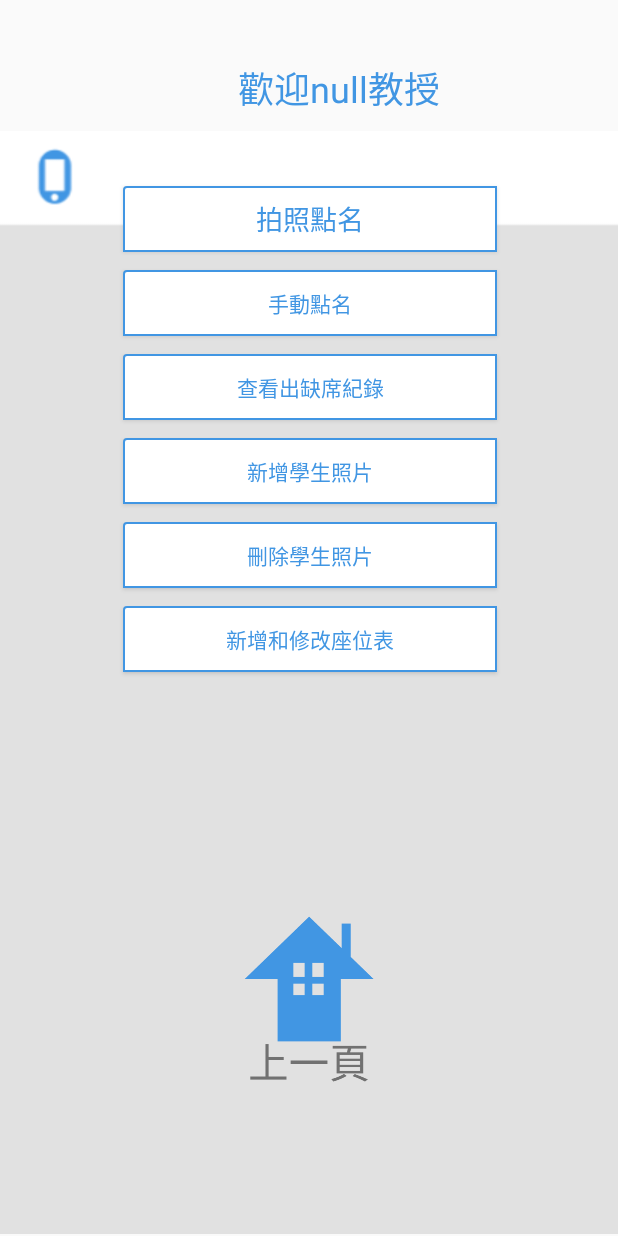
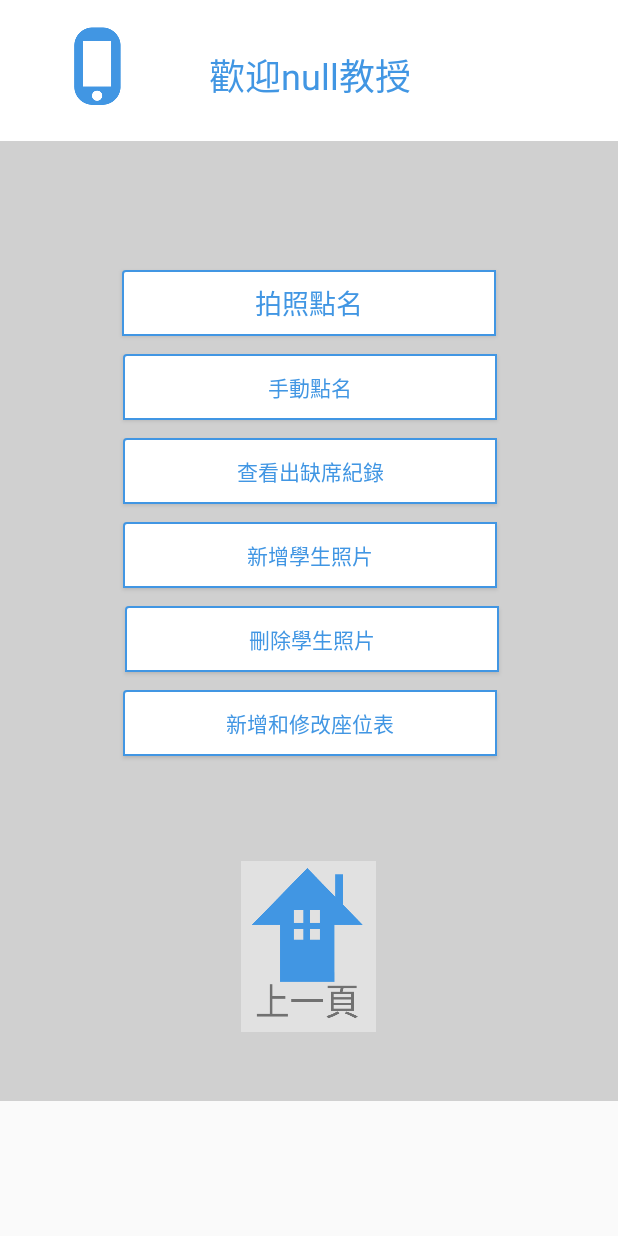
Before and after one commit to kevin77688/Face_recognition, an Android app: the teacher_operation screen opened directly, with no data from a screen before it, on a phone screen of 412 x 824 dp. Run offline under Robolectric (Android 15) with nearby library versions, the phone set to English and light mode, and no system bars.

Commit message:
修正老師操作介面

```diff
--- a/project_app/app/src/main/java/com/example/myapplication/Retrofit/RetrofitClient.java
+++ b/project_app/app/src/main/java/com/example/myapplication/Retrofit/RetrofitClient.java
@@ -11,7 +11,7 @@ public class RetrofitClient {
     public static Retrofit getInstance() {
         if (instance == null)
             instance = new Retrofit.Builder()
-                    .baseUrl("http://10.0.2.2:3000/")
+                    .baseUrl("http://192.168.0.105:3000/")
                     .addConverterFactory(ScalarsConverterFactory.create())
                     .addCallAdapterFactory(RxJava2CallAdapterFactory.create())
                     .build();
--- a/project_app/app/src/main/java/com/example/myapplication/teacher_operation.java
+++ b/project_app/app/src/main/java/com/example/myapplication/teacher_operation.java
@@ -15,7 +15,7 @@ public class teacher_operation extends AppCompatActivity {
         GlobalVariable userdata = (GlobalVariable)getApplicationContext();
         teacher_name = userdata.getName();
         TextView textView_show_teacher_name = (TextView)findViewById(R.id.textView_show_teacher_name);
-        textView_show_teacher_name.setText("歡迎" + teacher_name + "教授");
+        textView_show_teacher_name.setText("\n歡迎" + teacher_name + "教授");
     }
 
     public void onclick(View v) {
--- a/project_app/app/src/main/res/layout/activity_teacher_operation.xml
+++ b/project_app/app/src/main/res/layout/activity_teacher_operation.xml
@@ -6,45 +6,45 @@
     android:layout_height="match_parent"
     tools:context=".teacher_operation">
 
-    <ImageView
-        android:id="@+id/imageView4"
-        android:layout_width="wrap_content"
-        android:layout_height="wrap_content"
+    <TextView
+        android:id="@+id/background_all"
+        android:layout_width="417dp"
+        android:layout_height="734dp"
+        android:background="#C4C4C4C4"
         app:layout_constraintBottom_toBottomOf="parent"
         app:layout_constraintEnd_toEndOf="parent"
-        app:layout_constraintHorizontal_bias="0.0"
+        app:layout_constraintHorizontal_bias="0.166"
         app:layout_constraintStart_toStartOf="parent"
         app:layout_constraintTop_toTopOf="parent"
-        app:layout_constraintVertical_bias="1.0"
-        app:srcCompat="@drawable/teacher_operation" />
+        app:layout_constraintVertical_bias="0.0" />
 
     <TextView
         android:id="@+id/textView_show_teacher_name"
-        android:layout_width="249dp"
-        android:layout_height="35dp"
-        android:layout_marginTop="20dp"
+        android:layout_width="420dp"
+        android:layout_height="94dp"
+        android:background="#FFFFFF"
+        android:text="999999"
         android:textAlignment="center"
         android:textColor="#4196E3"
         android:textSize="24sp"
-        app:layout_constraintBottom_toBottomOf="@+id/imageView4"
+        app:layout_constraintBottom_toTopOf="@+id/button_take_photo_auto"
         app:layout_constraintEnd_toEndOf="parent"
-        app:layout_constraintHorizontal_bias="0.621"
-        app:layout_constraintStart_toStartOf="@+id/imageView4"
+        app:layout_constraintHorizontal_bias="0.555"
+        app:layout_constraintStart_toStartOf="parent"
         app:layout_constraintTop_toTopOf="parent"
-        app:layout_constraintVertical_bias="0.027" />
+        app:layout_constraintVertical_bias="0.0" />
 
     <Button
         android:id="@+id/button_take_photo_auto"
         android:layout_width="249dp"
         android:layout_height="44dp"
-        android:layout_marginTop="124dp"
+        android:layout_marginTop="180dp"
         android:background="@drawable/button_white"
         android:onClick="onclick"
         android:text="拍照點名"
         android:textColor="#4196E3"
         android:textSize="18sp"
         app:layout_constraintEnd_toEndOf="parent"
-        app:layout_constraintHorizontal_bias="0.504"
         app:layout_constraintStart_toStartOf="parent"
         app:layout_constraintTop_toTopOf="parent" />
 
@@ -99,9 +99,8 @@
         android:onClick="onclick"
         android:text="刪除學生照片"
         android:textColor="#4196E3"
-        app:layout_constraintEnd_toEndOf="@+id/imageView4"
-        app:layout_constraintHorizontal_bias="0.504"
-        app:layout_constraintStart_toStartOf="@+id/imageView4"
+        app:layout_constraintEnd_toEndOf="@+id/background_all"
+        app:layout_constraintStart_toStartOf="@+id/background_all"
         app:layout_constraintTop_toBottomOf="@+id/button_add_student_photo" />
 
     <Button
@@ -122,12 +121,26 @@
         android:id="@+id/button_mask_mode"
         android:layout_width="90dp"
         android:layout_height="114dp"
-        android:background="@drawable/grayreturn_back"
+        android:layout_marginTop="70dp"
+        android:background="@drawable/home_gray"
         android:onClick="onclick"
-        app:layout_constraintBottom_toBottomOf="@+id/imageView4"
+        app:layout_constraintBottom_toBottomOf="parent"
         app:layout_constraintEnd_toEndOf="parent"
         app:layout_constraintHorizontal_bias="0.498"
         app:layout_constraintStart_toStartOf="parent"
         app:layout_constraintTop_toBottomOf="@+id/button_modify_and_add_seating"
-        app:layout_constraintVertical_bias="0.617" />
+        app:layout_constraintVertical_bias="0.0" />
+
+    <TextView
+        android:id="@+id/textView3"
+        android:layout_width="34dp"
+        android:layout_height="54dp"
+        android:background="@drawable/myphone"
+        app:layout_constraintBottom_toBottomOf="@+id/textView_show_teacher_name"
+        app:layout_constraintEnd_toEndOf="parent"
+        app:layout_constraintHorizontal_bias="0.127"
+        app:layout_constraintStart_toStartOf="parent"
+        app:layout_constraintTop_toTopOf="@+id/background_all"
+        app:layout_constraintVertical_bias="0.428" />
+
 </android.support.constraint.ConstraintLayout>
```
Also changed, not shown: project_app/app/src/main/res/drawable/home_gray.PNG (added).
